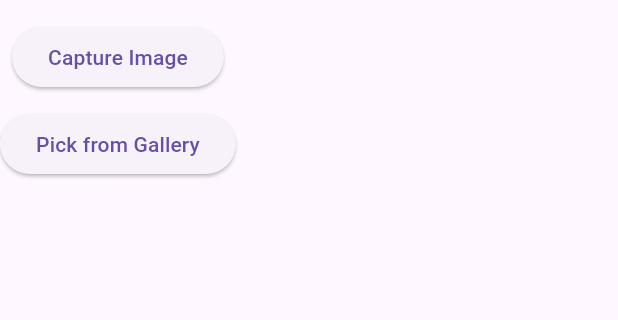
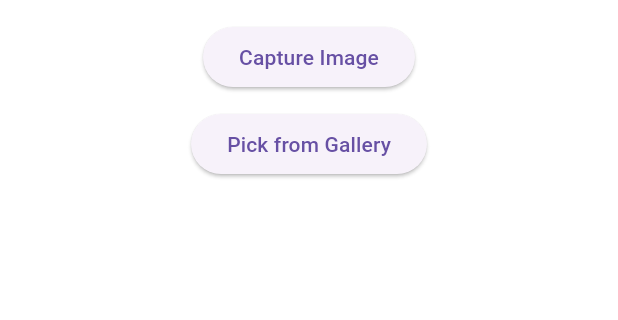
Before and after one commit to matvej83/text_recognition_test, a Flutter app: the screen it shows after launch, after a tap on "Capture Image", on a phone screen of 412 x 824 dp, the part 63-383 px from its top. Run offline on Flutter 3.47's test engine with Material 3 defaults, Android fonts, the phone set to English and light mode, and no system bars; our stand-ins replace flutter_bloc, freezed_annotation, image_picker; missing offline and left inert: google_mlkit_text_recognition.

```diff
--- /dev/null
+++ b/lib/bloc/image_processing_bloc/image_processing_bloc.dart
@@ -0,0 +1,26 @@
+import 'dart:io';
+import 'package:freezed_annotation/freezed_annotation.dart';
+
+import 'package:flutter_bloc/flutter_bloc.dart';
+import 'package:image_picker/image_picker.dart';
+import 'package:text_recognition_test/services/image_service.dart';
+
+part 'image_processing_event.dart';
+
+part 'image_processing_state.dart';
+
+part 'image_processing_bloc.freezed.dart';
+
+class ImageProcessingBloc extends Bloc<ImageProcessingEvent, ImageProcessingState> {
+  ImageProcessingBloc() : super(Initial()) {
+    on<ImageProcessed>((event, emit) async {
+      emit(const InProgress());
+      final image = await ImageService().pickImage(event.source);
+      String? text;
+      if (image != null) {
+        text = await ImageService().recognizeText(image);
+      }
+      emit(Processing(image: image, text: text));
+    });
+  }
+}
--- /dev/null
+++ b/lib/bloc/image_processing_bloc/image_processing_event.dart
@@ -0,0 +1,8 @@
+part of 'image_processing_bloc.dart';
+
+@freezed
+class ImageProcessingEvent with _$ImageProcessingEvent {
+  const factory ImageProcessingEvent.started() = Started;
+
+  const factory ImageProcessingEvent.imageProcessed(ImageSource source) = ImageProcessed;
+}
--- /dev/null
+++ b/lib/bloc/image_processing_bloc/image_processing_state.dart
@@ -0,0 +1,10 @@
+part of 'image_processing_bloc.dart';
+
+@freezed
+class ImageProcessingState with _$ImageProcessingState {
+  const factory ImageProcessingState.initial() = Initial;
+
+  const factory ImageProcessingState.inProgress() = InProgress;
+
+  const factory ImageProcessingState.processing({File? image, String? text}) = Processing;
+}
--- a/lib/main.dart
+++ b/lib/main.dart
@@ -1,18 +1,28 @@
 import 'package:flutter/material.dart';
+import 'package:flutter_bloc/flutter_bloc.dart';
 import 'package:text_recognition_test/ui/screens/home/home_screen.dart';
+import 'package:text_recognition_test/ui/theme.dart';
+
+import 'bloc/image_processing_bloc/image_processing_bloc.dart';
 
 void main() {
   runApp(const MyApp());
 }
 
-class MyApp extends StatelessWidget {
+class MyApp extends StatelessWidget with AppTheme {
   const MyApp({super.key});
 
   @override
   Widget build(BuildContext context) {
-    return MaterialApp(
-      debugShowCheckedModeBanner: false,
-      home: HomeScreen(),
+    return MultiBlocProvider(
+      providers: [
+        BlocProvider(create: (context) => ImageProcessingBloc()),
+      ],
+      child: MaterialApp(
+        debugShowCheckedModeBanner: false,
+        home: HomeScreen(),
+        theme: AppTheme.mainTheme,
+      ),
     );
   }
 }
--- /dev/null
+++ b/lib/services/image_service.dart
@@ -0,0 +1,41 @@
+import 'dart:io';
+
+import 'package:flutter/foundation.dart';
+import 'package:google_mlkit_text_recognition/google_mlkit_text_recognition.dart';
+import 'package:image_picker/image_picker.dart';
+
+class ImageService {
+  const ImageService();
+
+  Future<File?> pickImage(ImageSource? source) async {
+    if (source == null) return null;
+    try {
+      final picker = ImagePicker();
+      final pickedFile = await picker.pickImage(source: source);
+      if (pickedFile != null) {
+        return File(pickedFile.path);
+      }
+    } on Exception catch (e) {
+      if (kDebugMode) {
+        print(e);
+      }
+    }
+    return null;
+  }
+
+  Future<String> recognizeText(File? image) async {
+    if (image == null) return '';
+    try {
+      final inputImage = InputImage.fromFile(image);
+      final textRecognizer = TextRecognizer();
+      final RecognizedText recognizedText = await textRecognizer.processImage(inputImage);
+      textRecognizer.close();
+      return recognizedText.text;
+    } on Exception catch (e) {
+      if (kDebugMode) {
+        print(e);
+      }
+    }
+    return '';
+  }
+}
--- a/lib/ui/screens/home/home_screen.dart
+++ b/lib/ui/screens/home/home_screen.dart
@@ -1,8 +1,11 @@
 import 'dart:io';
 
 import 'package:flutter/material.dart';
-import 'package:google_mlkit_text_recognition/google_mlkit_text_recognition.dart';
+import 'package:flutter_bloc/flutter_bloc.dart';
 import 'package:image_picker/image_picker.dart';
+import 'package:text_recognition_test/bloc/image_processing_bloc/image_processing_bloc.dart';
+
+import '../../theme.dart';
 
 class HomeScreen extends StatefulWidget {
   const HomeScreen({super.key});
@@ -12,61 +15,69 @@ class HomeScreen extends StatefulWidget {
 }
 
 class _MyHomePageState extends State<HomeScreen> {
-  File? _image;
-  String _recognizedText = '';
-  final ImagePicker _picker = ImagePicker();
-
-  Future<void> _pickImage(ImageSource source) async {
-    final pickedFile = await _picker.pickImage(source: source);
-    if (pickedFile != null) {
-      setState(() {
-        _image = File(pickedFile.path);
-      });
-      _recognizeText();
+  @override
+  Widget build(BuildContext context) {
+    return MultiBlocProvider(
+      providers: [
+        BlocProvider(create: (context) => ImageProcessingBloc()),
+      ],
+      child: Scaffold(
+        backgroundColor: Colors.white,
+        appBar: AppBar(
+          title: const Text('Text Recognition'),
+          backgroundColor: Colors.white,
+        ),
+        body: BlocBuilder<ImageProcessingBloc, ImageProcessingState>(builder: (context, state) {
+          File? image;
+          String text = '';
+          if (state is InProgress) {
+            return Center(
+              child: SizedBox(
+                width: 40,
+                height: 40,
+                child: CircularProgressIndicator.adaptive(),
+              ),
+            );
+          }
+          if (state is Processing) {
+            if (state.image != null) {
+              image = state.image;
+            }
+            if (state.text != null) {
+              text = state.text!;
             }
           }
-
-  Future<void> _recognizeText() async {
-    if (_image == null) return;
-    final inputImage = InputImage.fromFile(_image!);
-    final textRecognizer = TextRecognizer();
-    final RecognizedText recognizedText = await textRecognizer.processImage(inputImage);
-
-    setState(() {
-      _recognizedText = recognizedText.text;
-    });
-    textRecognizer.close();
-  }
-
-  @override
-  Widget build(BuildContext context) {
-    return Scaffold(
-      appBar: AppBar(title: const Text('Text Recognition')),
-      body: Column(
+          return Align(
+            alignment: Alignment.center,
+            child: Column(
               spacing: 10.0,
-        mainAxisAlignment: MainAxisAlignment.center,
+              mainAxisAlignment: MainAxisAlignment.start,
+              crossAxisAlignment: CrossAxisAlignment.center,
               children: [
-          if (_image != null)
-            Padding(
-              padding: const EdgeInsets.all(8.0),
-              child: Image.file(_image!, height: 200),
-            ),
+                if (image != null) Expanded(child: Image.file(image)),
                 ElevatedButton(
-            onPressed: () => _pickImage(ImageSource.camera),
+                  onPressed: () => context.read<ImageProcessingBloc>()..add(ImageProcessed(ImageSource.camera)),
                   child: const Text('Capture Image'),
                 ),
                 ElevatedButton(
-            onPressed: () => _pickImage(ImageSource.gallery),
+                  onPressed: () => context.read<ImageProcessingBloc>()..add(ImageProcessed(ImageSource.gallery)),
                   child: const Text('Pick from Gallery'),
                 ),
-          Expanded(
+                SizedBox(
+                  height: MediaQuery.sizeOf(context).height * 0.3,
                   child: SingleChildScrollView(
+                    controller: ScrollController(),
+                    physics: ClampingScrollPhysics(),
+                    clipBehavior: Clip.hardEdge,
                     padding: const EdgeInsets.all(16.0),
-              child: Text(_recognizedText, style: const TextStyle(fontSize: 16)),
+                    child: Text(text, style: const TextStyle(fontSize: 16)),
                   ),
                 ),
               ],
             ),
           );
+        }),
+      ),
+    );
   }
 }
--- /dev/null
+++ b/lib/ui/theme.dart
@@ -0,0 +1,11 @@
+import 'package:flutter/material.dart';
+
+mixin AppTheme {
+  static ThemeData mainTheme = ThemeData.light().copyWith(
+    appBarTheme: const AppBarTheme(
+      elevation: 0,
+      shadowColor: Colors.transparent,
+      backgroundColor: Colors.white,
+    ),
+  );
+}
```
Also changed, not shown: pubspec.yaml (+10 -5 lines), lib/bloc/image_processing_bloc/image_processing_bloc.freezed.dart (added). Lines whose indentation alone changed are shown as unchanged.
